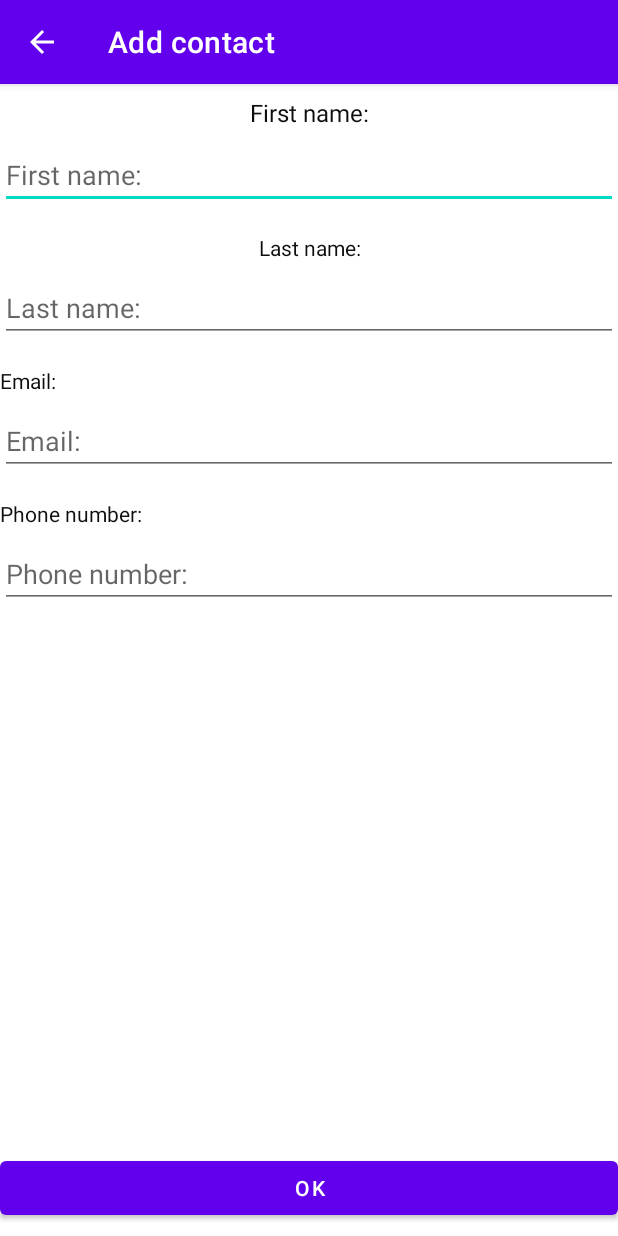
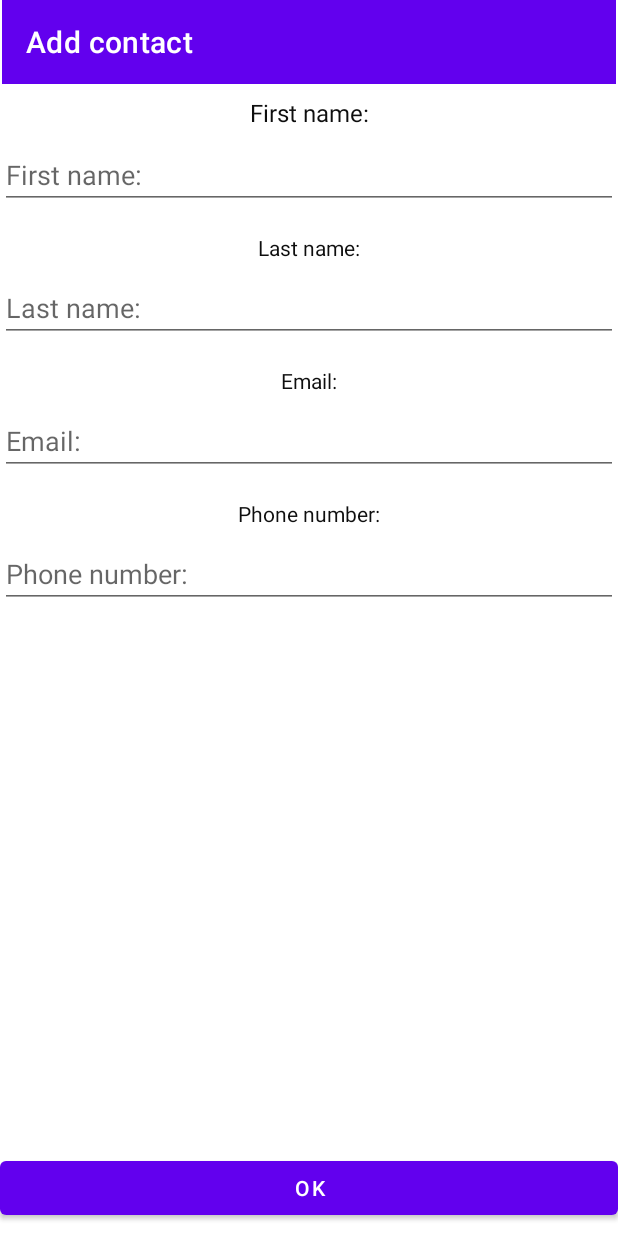
Before and after one commit to Shurick2211/contactsfromapi, an Android app: the screen it shows after launch (EditActivity before the commit, MainActivity after it), after a tap on "ADD CONTACT", on a phone screen of 412 x 824 dp. Run offline under Robolectric (Android 15) with nearby library versions, the phone set to English and light mode, and no system bars; 1 statement that could not run was skipped.

Commit message:
edit fragment

```diff
--- a/app/src/main/java/com/nimko/contacts_from_api/MainActivity.kt
+++ b/app/src/main/java/com/nimko/contacts_from_api/MainActivity.kt
@@ -1,6 +1,5 @@
 package com.nimko.contacts_from_api
 
-import android.content.Intent
 import android.content.pm.PackageManager
 import android.os.Bundle
 import android.util.Log
@@ -13,6 +12,7 @@ import com.nimko.contacts_from_api.adapter.ClickItem
 import com.nimko.contacts_from_api.databinding.ActivityMainBinding
 import com.nimko.contacts_from_api.fragment.Commandable
 import com.nimko.contacts_from_api.fragment.ContentFragment
+import com.nimko.contacts_from_api.fragment.EditFragment
 import com.nimko.contacts_from_api.fragment.MainFragment
 import com.nimko.contacts_from_api.model.MyViewModel
 
@@ -35,7 +35,7 @@ class MainActivity : AppCompatActivity(), ClickItem, Commandable {
 
     private fun mainFragment(){
         supportFragmentManager.beginTransaction()
-            .replace(R.id.fragmentContainerView, MainFragment.newInstance(this, model))
+            .replace(R.id.fragmentContainerView, MainFragment.newInstance(this, model, this))
             .commit()
         checkPermission()
     }
@@ -85,10 +85,15 @@ class MainActivity : AppCompatActivity(), ClickItem, Commandable {
         onBackPressed()
     }
 
-    override fun edit(id: Long) {
+    override fun edit(id: Long?) {
         Log.d("MainActivity", "Edit $id")
-        val intent = Intent(this, EditActivity::class.java)
-        intent.putExtra("personForEdit", model.getContactById(id))
-        startActivity(intent)
+        supportFragmentManager.beginTransaction()
+            .addToBackStack(null)
+            .replace(R.id.fragmentContainerView,
+                EditFragment.newInstance(
+                    id,
+                    model,
+                    this))
+            .commit()
     }
 }
--- a/app/src/main/java/com/nimko/contacts_from_api/fragment/Commandable.kt
+++ b/app/src/main/java/com/nimko/contacts_from_api/fragment/Commandable.kt
@@ -2,5 +2,5 @@ package com.nimko.contacts_from_api.fragment
 
 interface Commandable {
     fun goBack()
-    fun edit(id:Long)
+    fun edit(id:Long?)
 }
--- /dev/null
+++ b/app/src/main/java/com/nimko/contacts_from_api/fragment/EditFragment.kt
@@ -0,0 +1,93 @@
+package com.nimko.contacts_from_api.fragment
+
+import android.os.Bundle
+import android.view.LayoutInflater
+import android.view.View
+import android.view.ViewGroup
+import androidx.fragment.app.Fragment
+import com.nimko.contacts_from_api.R
+import com.nimko.contacts_from_api.databinding.FragmentEditBinding
+import com.nimko.contacts_from_api.model.ItemForAdapter
+import com.nimko.contacts_from_api.model.MyViewModel
+
+class EditFragment(
+    val id:Long?,
+    val model: MyViewModel,
+    val command:Commandable
+) : Fragment() {
+
+    lateinit var binding: FragmentEditBinding
+    lateinit var person: ItemForAdapter.Person
+    private var isEdit = false
+    private var errMess:String? = null
+
+    override fun onCreateView(
+        inflater: LayoutInflater, container: ViewGroup?,
+        savedInstanceState: Bundle?
+    ): View {
+        binding = FragmentEditBinding.inflate(inflater,container,false)
+        binding.toolbarEdit.setTitle(R.string.add_contact)
+        binding.buttonOk.setOnClickListener {
+            clickOk(it)
+        }
+        return binding.root
+    }
+
+    fun clickOk(view: View){
+        if(binding.firstName.text.isNotBlank()
+            && binding.lastName.text.isNotBlank()
+            && binding.email.text.isNotBlank()
+            && binding.phoneNumber.text.isNotBlank()) {
+            view.isClickable = false
+            person = getPersonFromForm()
+            errMess = if(!isEdit) {
+                model.createContact(person)
+            } else {
+                model.editContact(person)
+            }
+            if (errMess.isNullOrBlank()) {
+               command.goBack()
+            }
+        } else {
+            errMess = getString(R.string.error_add)
+        }
+        binding.errorText.text = errMess
+        errMess = null
+        view.isClickable = true
+    }
+
+    override fun onResume() {
+        if(id != null) {
+            person = model.getContactById(id)!!
+            binding.apply {
+                toolbarEdit.setTitle(R.string.edit_activity)
+                firstName.setText(person.firstName )
+                lastName.setText(person.lastName)
+                email.setText(person.email )
+                phoneNumber.setText(person.phoneNumber )
+            }
+            isEdit = true
+        }
+        super.onResume()
+    }
+
+    private fun getPersonFromForm(): ItemForAdapter.Person{
+        return ItemForAdapter.Person(
+            id,
+            binding.firstName.text.toString(),
+            binding.lastName.text.toString(),
+            binding.phoneNumber.text.toString(),
+            binding.email.text.toString(),
+            getString(R.string.app_name),
+            null
+        )
+    }
+
+    companion object {
+
+        @JvmStatic
+        fun newInstance( id:Long?, model: MyViewModel, command:Commandable) =
+            EditFragment(id, model, command)
+
+    }
+}
--- a/app/src/main/java/com/nimko/contacts_from_api/fragment/MainFragment.kt
+++ b/app/src/main/java/com/nimko/contacts_from_api/fragment/MainFragment.kt
@@ -1,6 +1,5 @@
 package com.nimko.contacts_from_api.fragment
 
-import android.app.Activity
 import android.content.Intent
 import android.os.Bundle
 import android.util.Log
@@ -9,12 +8,9 @@ import android.view.Menu
 import android.view.View
 import android.view.ViewGroup
 import android.widget.SearchView
-import androidx.activity.result.ActivityResult
 import androidx.activity.result.ActivityResultLauncher
-import androidx.activity.result.contract.ActivityResultContracts
 import androidx.fragment.app.Fragment
 import androidx.recyclerview.widget.LinearLayoutManager
-import com.nimko.contacts_from_api.EditActivity
 import com.nimko.contacts_from_api.R
 import com.nimko.contacts_from_api.adapter.ClickItem
 import com.nimko.contacts_from_api.adapter.MyItemRecyclerViewAdapter
@@ -23,7 +19,7 @@ import com.nimko.contacts_from_api.model.ItemForAdapter
 import com.nimko.contacts_from_api.model.MyViewModel
 
 
-class MainFragment(val click:ClickItem, val model:MyViewModel) : Fragment() {
+class MainFragment(val click:ClickItem, val model:MyViewModel, val command:Commandable) : Fragment() {
 
     private lateinit var binding:FragmentMainBinding
     private var adapter: MyItemRecyclerViewAdapter? = null
@@ -46,17 +42,9 @@ class MainFragment(val click:ClickItem, val model:MyViewModel) : Fragment() {
             onCreateOptionsMenu(this)
         }
         binding.buttonAdd.setOnClickListener {
-            startForResult?.launch(Intent(activity, EditActivity::class.java))
+            command.edit(null)
         }
 
-        startForResult = registerForActivityResult(ActivityResultContracts.StartActivityForResult())
-        { result: ActivityResult ->
-            if (result.resultCode == Activity.RESULT_OK) {
-                val intent = result.data
-                val person = intent?.getSerializableExtra("new_person") as ItemForAdapter.Person
-                Log.d("MainActivity result", person.toString())
-            }
-        }
         adapter = MyItemRecyclerViewAdapter(click)
         binding.list.layoutManager = LinearLayoutManager(context)
         binding.list.adapter = adapter
@@ -121,7 +109,7 @@ class MainFragment(val click:ClickItem, val model:MyViewModel) : Fragment() {
 
     companion object {
         @JvmStatic
-        fun newInstance(click:ClickItem, model:MyViewModel) =
-            MainFragment(click, model)
+        fun newInstance(click:ClickItem, model:MyViewModel, command: Commandable) =
+            MainFragment(click, model, command)
     }
 }
--- a/app/src/main/java/com/nimko/contacts_from_api/model/MyViewModel.kt
+++ b/app/src/main/java/com/nimko/contacts_from_api/model/MyViewModel.kt
@@ -54,6 +54,14 @@ class MyViewModel : ViewModel() {
         return values.value?.find { person ->  person.id == id}
     }
 
+    fun createContact(person: ItemForAdapter.Person):String?{
+        Log.d("ViewModel", "Create $person")
+        return null
+    }
 
+    fun editContact(person: ItemForAdapter.Person):String?{
+        Log.d("ViewModel", "Edit $person")
+        return null
+    }
 
 }
--- /dev/null
+++ b/app/src/main/res/layout/fragment_edit.xml
@@ -0,0 +1,145 @@
+<?xml version="1.0" encoding="utf-8"?>
+<FrameLayout xmlns:android="http://schemas.android.com/apk/res/android"
+    xmlns:app="http://schemas.android.com/apk/res-auto"
+    xmlns:tools="http://schemas.android.com/tools"
+    android:layout_width="match_parent"
+    android:layout_height="match_parent"
+    tools:context=".fragment.EditFragment">
+
+    <androidx.constraintlayout.widget.ConstraintLayout
+        android:layout_width="match_parent"
+        android:layout_height="match_parent"
+        android:background="@color/white">
+
+        <TextView
+            android:id="@+id/textView5"
+            android:layout_width="wrap_content"
+            android:layout_height="wrap_content"
+            android:layout_marginTop="8dp"
+            android:text="@string/first_name"
+            android:textColor="#0E0E0E"
+            android:textSize="16sp"
+            app:layout_constraintBottom_toBottomOf="parent"
+            app:layout_constraintEnd_toEndOf="parent"
+            app:layout_constraintStart_toStartOf="parent"
+            app:layout_constraintTop_toBottomOf="@+id/toolbarEdit"
+            app:layout_constraintVertical_bias="0.0" />
+
+        <EditText
+            android:id="@+id/first_name"
+            android:layout_width="match_parent"
+            android:layout_height="wrap_content"
+            android:layout_marginTop="8dp"
+            android:ems="10"
+            android:hint="@string/first_name"
+            android:inputType="textPersonName"
+            app:layout_constraintEnd_toEndOf="parent"
+            app:layout_constraintStart_toStartOf="parent"
+            app:layout_constraintTop_toBottomOf="@+id/textView5" />
+
+        <TextView
+            android:id="@+id/textView6"
+            android:layout_width="wrap_content"
+            android:layout_height="wrap_content"
+            android:layout_marginTop="16dp"
+            android:text="@string/last_name"
+            android:textColor="#0E0E0E"
+            app:layout_constraintEnd_toEndOf="parent"
+            app:layout_constraintStart_toStartOf="parent"
+            app:layout_constraintTop_toBottomOf="@+id/first_name" />
+
+        <EditText
+            android:id="@+id/last_name"
+            android:layout_width="match_parent"
+            android:layout_height="wrap_content"
+            android:layout_marginTop="8dp"
+            android:ems="10"
+            android:hint="@string/last_name"
+            android:inputType="textPersonName"
+            app:layout_constraintEnd_toEndOf="parent"
+            app:layout_constraintStart_toStartOf="parent"
+            app:layout_constraintTop_toBottomOf="@+id/textView6" />
+
+        <TextView
+            android:id="@+id/textView7"
+            android:layout_width="wrap_content"
+            android:layout_height="wrap_content"
+            android:layout_marginTop="16dp"
+            android:text="@string/email"
+            android:textColor="#0E0E0E"
+            app:layout_constraintEnd_toEndOf="parent"
+            app:layout_constraintStart_toStartOf="parent"
+            app:layout_constraintTop_toBottomOf="@+id/last_name" />
+
+        <EditText
+            android:id="@+id/email"
+            android:layout_width="match_parent"
+            android:layout_height="wrap_content"
+            android:layout_marginTop="8dp"
+            android:ems="10"
+            android:hint="@string/email"
+            android:inputType="textEmailAddress"
+            app:layout_constraintEnd_toEndOf="parent"
+            app:layout_constraintStart_toStartOf="parent"
+            app:layout_constraintTop_toBottomOf="@+id/textView7" />
+
+        <TextView
+            android:id="@+id/textView8"
+            android:layout_width="wrap_content"
+            android:layout_height="wrap_content"
+            android:layout_marginTop="16dp"
+            android:text="@string/phone_number"
+            android:textColor="#0E0E0E"
+            app:layout_constraintEnd_toEndOf="parent"
+            app:layout_constraintStart_toStartOf="parent"
+            app:layout_constraintTop_toBottomOf="@+id/email" />
+
+        <EditText
+            android:id="@+id/phone_number"
+            android:layout_width="match_parent"
+            android:layout_height="wrap_content"
+            android:layout_marginTop="8dp"
+            android:ems="10"
+            android:hint="@string/phone_number"
+            android:inputType="phone"
+            app:layout_constraintEnd_toEndOf="parent"
+            app:layout_constraintStart_toStartOf="parent"
+            app:layout_constraintTop_toBottomOf="@+id/textView8" />
+
+        <Button
+            android:id="@+id/button_ok"
+            android:layout_width="match_parent"
+            android:layout_height="wrap_content"
+            android:layout_marginBottom="8dp"
+            android:text="OK"
+            app:layout_constraintBottom_toBottomOf="parent"
+            app:layout_constraintEnd_toEndOf="parent"
+            app:layout_constraintStart_toStartOf="parent" />
+
+        <TextView
+            android:id="@+id/error_text"
+            android:layout_width="wrap_content"
+            android:layout_height="wrap_content"
+            android:layout_marginTop="16dp"
+            android:textColor="#E91E63"
+            android:textSize="20sp"
+            app:layout_constraintBottom_toTopOf="@+id/button_ok"
+            app:layout_constraintEnd_toEndOf="parent"
+            app:layout_constraintStart_toStartOf="parent"
+            app:layout_constraintTop_toBottomOf="@+id/phone_number"
+            app:layout_constraintVertical_bias="0.0" />
+
+        <androidx.appcompat.widget.Toolbar
+            android:id="@+id/toolbarEdit"
+            android:layout_width="409dp"
+            android:layout_height="wrap_content"
+            android:background="?attr/colorPrimary"
+            android:minHeight="?attr/actionBarSize"
+            android:theme="?attr/actionBarTheme"
+            app:layout_constraintEnd_toEndOf="parent"
+            app:layout_constraintStart_toStartOf="parent"
+            app:layout_constraintTop_toTopOf="parent" />
+
+
+    </androidx.constraintlayout.widget.ConstraintLayout>
+</FrameLayout>
--- a/app/src/main/res/values/strings.xml
+++ b/app/src/main/res/values/strings.xml
@@ -12,4 +12,5 @@
     <string name="wait">WAIT contacts from API...</string>
 
 
+
 </resources>
```
